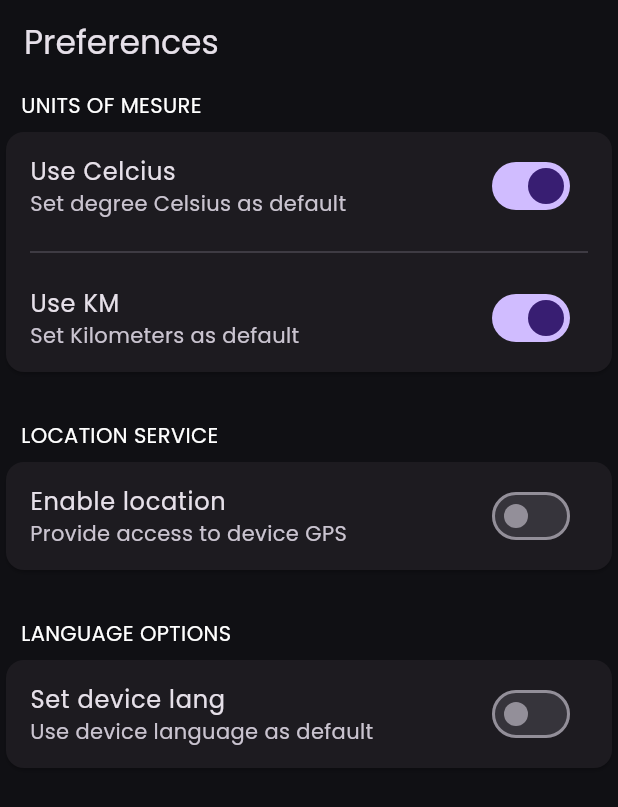
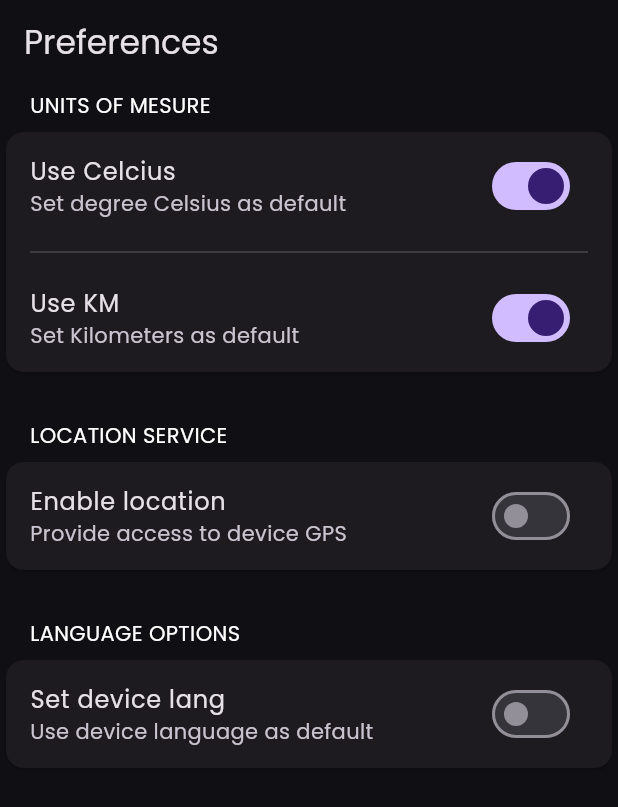
Before and after one commit to ejuvaleru/weather_app, a Flutter app: the PreferencesScreen screen opened by its route, on a phone screen of 412 x 824 dp. Shown: the top 807 px of the screen. Run offline on Flutter 3.47's test engine with Material 2 defaults, Android fonts, the phone set to English and light mode, and no system bars; our stand-ins replace animate_do, dio, flutter_dotenv, flutter_riverpod, go_router, google_fonts and 1 more; accounts and stored records are empty; network calls fail.

Commit message:
PreferencesScreen padding in titles fixed

```diff
--- a/lib/features/preferences/presentation/screens/preferences_screen.dart
+++ b/lib/features/preferences/presentation/screens/preferences_screen.dart
@@ -16,7 +16,7 @@ class PreferencesScreen extends ConsumerWidget {
       body: ListView(
         children: [
           const Padding(
-            padding: EdgeInsets.symmetric(horizontal: 14, vertical: 4),
+            padding: EdgeInsets.symmetric(horizontal: 20, vertical: 4),
             child: Text(
               'UNITS OF MESURE',
               // style: TextStyle(fontSize: ),
@@ -48,7 +48,7 @@ class PreferencesScreen extends ConsumerWidget {
           ),
           const SizedBox(height: 24),
           const Padding(
-            padding: EdgeInsets.symmetric(horizontal: 14, vertical: 4),
+            padding: EdgeInsets.symmetric(horizontal: 20, vertical: 4),
             child: Text(
               'LOCATION SERVICE',
               // style: TextStyle(fontSize: ),
@@ -68,7 +68,7 @@ class PreferencesScreen extends ConsumerWidget {
           ),
           const SizedBox(height: 24),
           const Padding(
-            padding: EdgeInsets.symmetric(horizontal: 14, vertical: 4),
+            padding: EdgeInsets.symmetric(horizontal: 20, vertical: 4),
             child: Text(
               'LANGUAGE OPTIONS',
               // style: TextStyle(fontSize: ),
```
